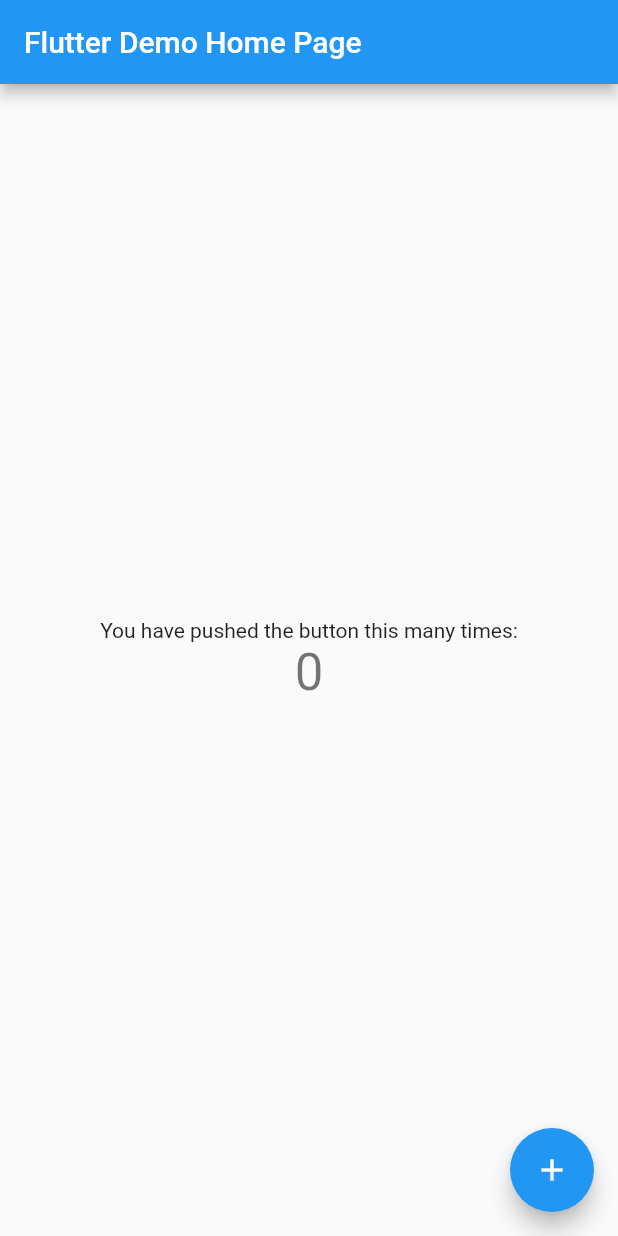
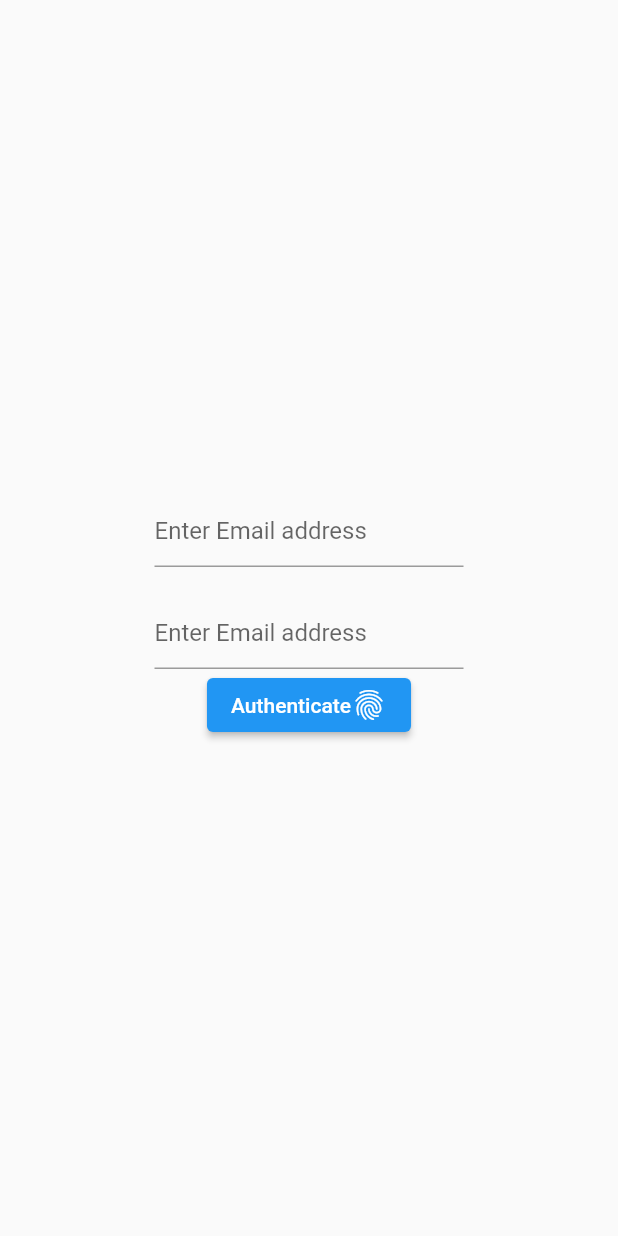
Before and after one commit to CharlesMuchogo/fingerprint_authentication, a Flutter app: the screen it shows after launch, on a phone screen of 412 x 824 dp. Run offline on Flutter 3.47's test engine with Material 2 defaults, Android fonts, the phone set to English and light mode, and no system bars; our stand-ins replace get, local_auth.

Commit message:
Added fingerprint

```diff
--- /dev/null
+++ b/lib/authentication/login.dart
@@ -0,0 +1,161 @@
+// ignore_for_file: prefer_const_constructors, prefer_const_literals_to_create_immutables
+
+import 'package:fingerprint_authentication/homepage/home.dart';
+import 'package:flutter/material.dart';
+import 'package:flutter/services.dart';
+import 'package:flutter/src/widgets/container.dart';
+import 'package:flutter/src/widgets/framework.dart';
+import 'package:get/get.dart';
+import 'package:local_auth/local_auth.dart';
+
+class Login extends StatefulWidget {
+  const Login({super.key});
+
+  @override
+  State<Login> createState() => _LoginState();
+}
+
+class _LoginState extends State<Login> {
+  LocalAuthentication auth = LocalAuthentication();
+
+  bool? _cancheckbiometrics;
+  List<BiometricType>? availableBiometrics;
+  String _authorized = 'Not Authorized';
+  bool _isAuthenticating = false;
+  late String email, password;
+
+  @override
+  void initState() {
+    cancheckBiometrics();
+    getavailablebiometrics();
+    super.initState();
+  }
+
+  Future<void> cancheckBiometrics() async {
+    late bool cancheckbiometrics;
+    try {
+      cancheckbiometrics = await auth.canCheckBiometrics;
+    } on PlatformException catch (e) {
+      cancheckbiometrics = false;
+      print(e);
+    }
+    if (!mounted) {
+      return;
+    }
+    setState(() {
+      _cancheckbiometrics = cancheckbiometrics;
+      print(_cancheckbiometrics);
+    });
+  }
+
+  Future<void> getavailablebiometrics() async {
+    late List<BiometricType> _availablebiometrics;
+    try {
+      _availablebiometrics = await auth.getAvailableBiometrics();
+    } on PlatformException catch (e) {
+      _availablebiometrics = <BiometricType>[];
+      print(e.message);
+    }
+
+    if (!mounted) {
+      return;
+    }
+
+    setState(() {
+      availableBiometrics = _availablebiometrics;
+      print(availableBiometrics);
+    });
+  }
+
+  Future<void> authenticate() async {
+    bool authenticated = false;
+
+    try {
+      setState(() {
+        _authorized = "Authenticating";
+        _isAuthenticating = true;
+        print("scanning");
+      });
+
+      authenticated = await auth.authenticate(
+        localizedReason: "Scan your fingerprint to continue",
+        options: AuthenticationOptions(
+          stickyAuth: true,
+          useErrorDialogs: true,
+        ),
+      );
+      setState(() {
+        _isAuthenticating = false;
+      });
+    } on PlatformException catch (e) {
+      setState(() {
+        _authorized = "Error + ${e.message}";
+        print(_authorized);
+      });
+
+      return;
+    }
+    if (!mounted) {
+      return;
+    }
+
+    setState(() {
+      _authorized = authenticated ? "Authorized" : "Not Authorized";
+      print(_authorized);
+    });
+    if (_authorized == "Authorized") {
+      Get.to(() => Homepage());
+    }
+  }
+
+  @override
+  Widget build(BuildContext context) {
+    double widthofdevice = MediaQuery.of(context).size.width;
+    return Scaffold(
+        body: Center(
+      child: Column(
+        mainAxisAlignment: MainAxisAlignment.center,
+        crossAxisAlignment: CrossAxisAlignment.center,
+        children: [
+          Container(
+            width: widthofdevice * 0.5,
+            child: TextFormField(
+              validator: (value) =>
+                  value!.isEmpty ? "Please enter email" : null,
+              onSaved: (value) => email = value!,
+              decoration: const InputDecoration(
+                hintText: "Enter Email address",
+              ),
+            ),
+          ),
+          Padding(padding: EdgeInsets.all(10)),
+          Container(
+            width: widthofdevice * 0.5,
+            child: TextFormField(
+              validator: (value) =>
+                  value!.isEmpty ? "Please enter email" : null,
+              onSaved: (value) => password = value!,
+              decoration: const InputDecoration(
+                hintText: "Enter Email address",
+              ),
+            ),
+          ),
+          ElevatedButton(
+            onPressed: () {
+              authenticate();
+              setState(() {});
+              print(_authorized);
+            },
+            child: Row(
+              mainAxisSize: MainAxisSize.min,
+              children: <Widget>[
+                Text(_isAuthenticating ? 'Authenticating ...' : 'Authenticate'),
+                const Icon(Icons.fingerprint),
+              ],
+            ),
+          ),
+        ],
+      ),
+    ));
+  }
+}
--- a/lib/main.dart
+++ b/lib/main.dart
@@ -1,115 +1,12 @@
+// ignore_for_file: prefer_const_constructors
+
+import 'package:fingerprint_authentication/authentication/login.dart';
 import 'package:flutter/material.dart';
+import 'package:get/get.dart';
 
 void main() {
-  runApp(const MyApp());
+  runApp(GetMaterialApp(
+    debugShowCheckedModeBanner: false,
+    home: Login(),
+  ));
 }
-
-class MyApp extends StatelessWidget {
-  const MyApp({super.key});
-
-  // This widget is the root of your application.
-  @override
-  Widget build(BuildContext context) {
-    return MaterialApp(
-      title: 'Flutter Demo',
-      theme: ThemeData(
-        // This is the theme of your application.
-        //
-        // Try running your application with "flutter run". You'll see the
-        // application has a blue toolbar. Then, without quitting the app, try
-        // changing the primarySwatch below to Colors.green and then invoke
-        // "hot reload" (press "r" in the console where you ran "flutter run",
-        // or simply save your changes to "hot reload" in a Flutter IDE).
-        // Notice that the counter didn't reset back to zero; the application
-        // is not restarted.
-        primarySwatch: Colors.blue,
-      ),
-      home: const MyHomePage(title: 'Flutter Demo Home Page'),
-    );
-  }
-}
-
-class MyHomePage extends StatefulWidget {
-  const MyHomePage({super.key, required this.title});
-
-  // This widget is the home page of your application. It is stateful, meaning
-  // that it has a State object (defined below) that contains fields that affect
-  // how it looks.
-
-  // This class is the configuration for the state. It holds the values (in this
-  // case the title) provided by the parent (in this case the App widget) and
-  // used by the build method of the State. Fields in a Widget subclass are
-  // always marked "final".
-
-  final String title;
-
-  @override
-  State<MyHomePage> createState() => _MyHomePageState();
-}
-
-class _MyHomePageState extends State<MyHomePage> {
-  int _counter = 0;
-
-  void _incrementCounter() {
-    setState(() {
-      // This call to setState tells the Flutter framework that something has
-      // changed in this State, which causes it to rerun the build method below
-      // so that the display can reflect the updated values. If we changed
-      // _counter without calling setState(), then the build method would not be
-      // called again, and so nothing would appear to happen.
-      _counter++;
-    });
-  }
-
-  @override
-  Widget build(BuildContext context) {
-    // This method is rerun every time setState is called, for instance as done
-    // by the _incrementCounter method above.
-    //
-    // The Flutter framework has been optimized to make rerunning build methods
-    // fast, so that you can just rebuild anything that needs updating rather
-    // than having to individually change instances of widgets.
-    return Scaffold(
-      appBar: AppBar(
-        // Here we take the value from the MyHomePage object that was created by
-        // the App.build method, and use it to set our appbar title.
-        title: Text(widget.title),
-      ),
-      body: Center(
-        // Center is a layout widget. It takes a single child and positions it
-        // in the middle of the parent.
-        child: Column(
-          // Column is also a layout widget. It takes a list of children and
-          // arranges them vertically. By default, it sizes itself to fit its
-          // children horizontally, and tries to be as tall as its parent.
-          //
-          // Invoke "debug painting" (press "p" in the console, choose the
-          // "Toggle Debug Paint" action from the Flutter Inspector in Android
-          // Studio, or the "Toggle Debug Paint" command in Visual Studio Code)
-          // to see the wireframe for each widget.
-          //
-          // Column has various properties to control how it sizes itself and
-          // how it positions its children. Here we use mainAxisAlignment to
-          // center the children vertically; the main axis here is the vertical
-          // axis because Columns are vertical (the cross axis would be
-          // horizontal).
-          mainAxisAlignment: MainAxisAlignment.center,
-          children: <Widget>[
-            const Text(
-              'You have pushed the button this many times:',
-            ),
-            Text(
-              '$_counter',
-              style: Theme.of(context).textTheme.headline4,
-            ),
-          ],
-        ),
-      ),
-      floatingActionButton: FloatingActionButton(
-        onPressed: _incrementCounter,
-        tooltip: 'Increment',
-        child: const Icon(Icons.add),
-      ), // This trailing comma makes auto-formatting nicer for build methods.
-    );
-  }
-}
--- a/pubspec.yaml
+++ b/pubspec.yaml
@@ -36,6 +36,8 @@ dependencies:
   # The following adds the Cupertino Icons font to your application.
   # Use with the CupertinoIcons class for iOS style icons.
   cupertino_icons: ^1.0.2
+  local_auth: ^2.1.2
+  get: ^4.6.5
 
 dev_dependencies:
   flutter_test:
@@ -60,8 +62,8 @@ flutter:
   uses-material-design: true
 
   # To add assets to your application, add an assets section, like this:
-  # assets:
-  #   - images/a_dot_burr.jpeg
+  assets:
+    - assets/
   #   - images/a_dot_ham.jpeg
 
   # An image asset can refer to one or more resolution-specific "variants", see
```
Also changed, not shown: lib/homepage/home.dart (added, +21 -0 lines), assets/fingerprint.jpg (added), pubspec.lock, 5 other files.
